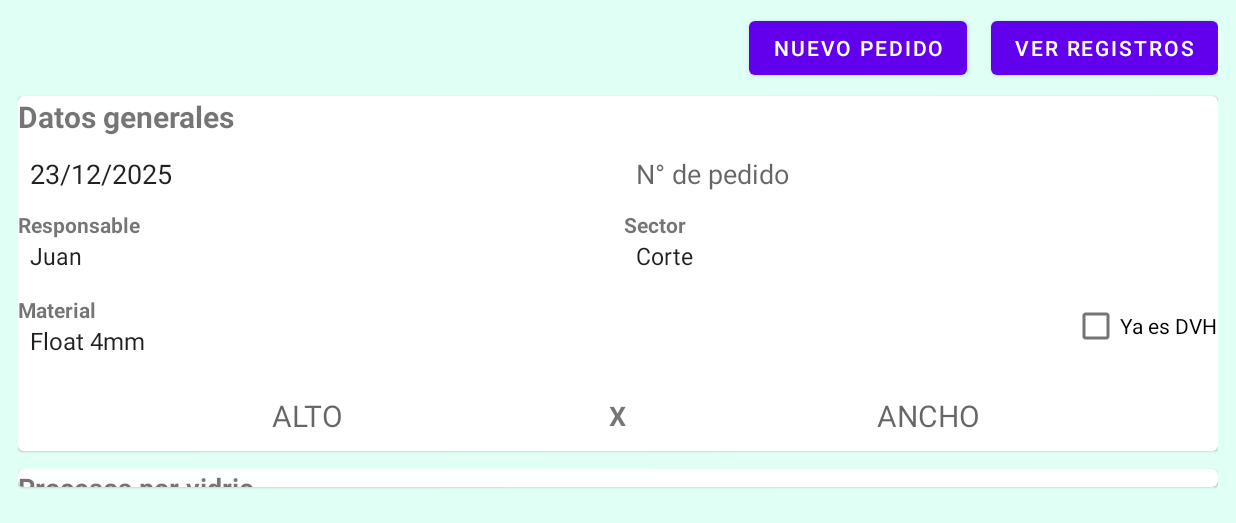
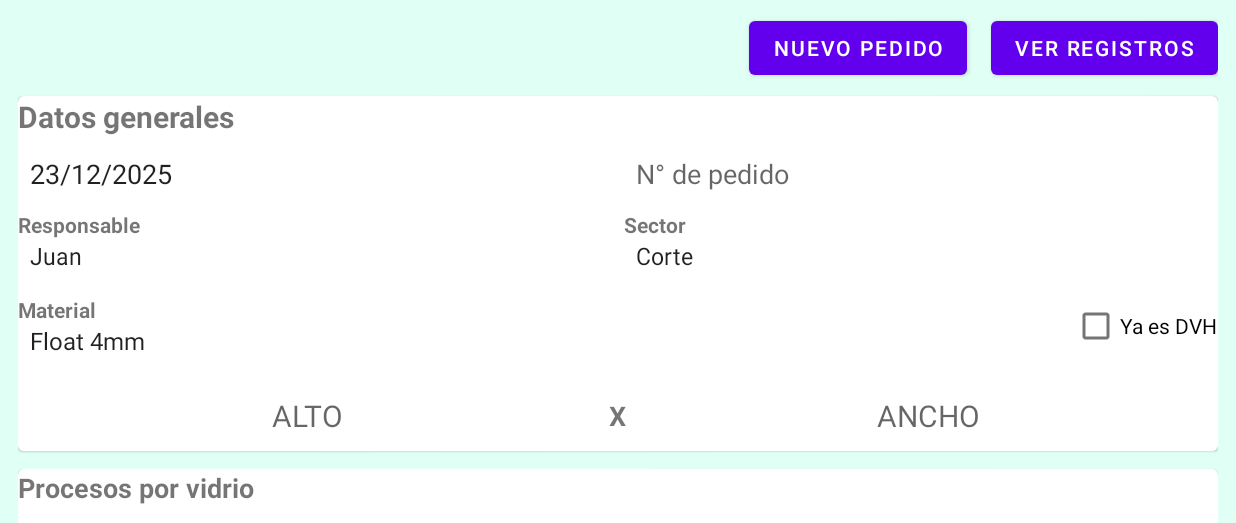
Before and after one commit to isalva-glitch/ReposicionInterna, an Android app: the screen it shows after launch (MainActivity), on a phone screen of 824 x 412 dp (held sideways), the part 95-618 px from its top. Run offline under Robolectric (Android 15) with nearby library versions, the phone set to English and light mode, and no system bars.

Commit message:
Second add

```diff
--- a/app/src/main/res/layout/activity_main.xml
+++ b/app/src/main/res/layout/activity_main.xml
@@ -1,10 +1,15 @@
 <?xml version="1.0" encoding="utf-8"?>
-<LinearLayout xmlns:android="http://schemas.android.com/apk/res/android"
+<ScrollView xmlns:android="http://schemas.android.com/apk/res/android"
     android:layout_width="match_parent"
     android:layout_height="match_parent"
-    android:orientation="vertical"
-    android:padding="12dp"
+    android:fillViewport="true"
     android:background="#E0FFF5">
+
+    <LinearLayout
+        android:layout_width="match_parent"
+        android:layout_height="wrap_content"
+        android:orientation="vertical"
+        android:padding="12dp">
 
         <!-- CABECERA: Título + Subtítulo + Salir -->
         <LinearLayout
@@ -164,7 +169,7 @@
                     </LinearLayout>
                 </LinearLayout>
 
-                <!-- Material con el check DVH en la misma línea -->
+                <!-- Material + DVH -->
                 <LinearLayout
                     android:layout_width="match_parent"
                     android:layout_height="wrap_content"
@@ -262,7 +267,7 @@
                     android:textStyle="bold"
                     android:textSize="18sp" />
 
-                <!-- Vidrios y procesos en dos columnas para reducir el alto -->
+                <!-- Vidrios y procesos en dos columnas -->
                 <LinearLayout
                     android:layout_width="match_parent"
                     android:layout_height="wrap_content"
@@ -401,7 +406,7 @@
             </LinearLayout>
         </com.google.android.material.card.MaterialCardView>
 
-        <!-- Vista previa del PDF / email -->
+        <!-- Vista previa -->
         <com.google.android.material.card.MaterialCardView
             android:layout_width="match_parent"
             android:layout_height="wrap_content"
@@ -456,3 +461,4 @@
         </LinearLayout>
 
     </LinearLayout>
+</ScrollView>
```
